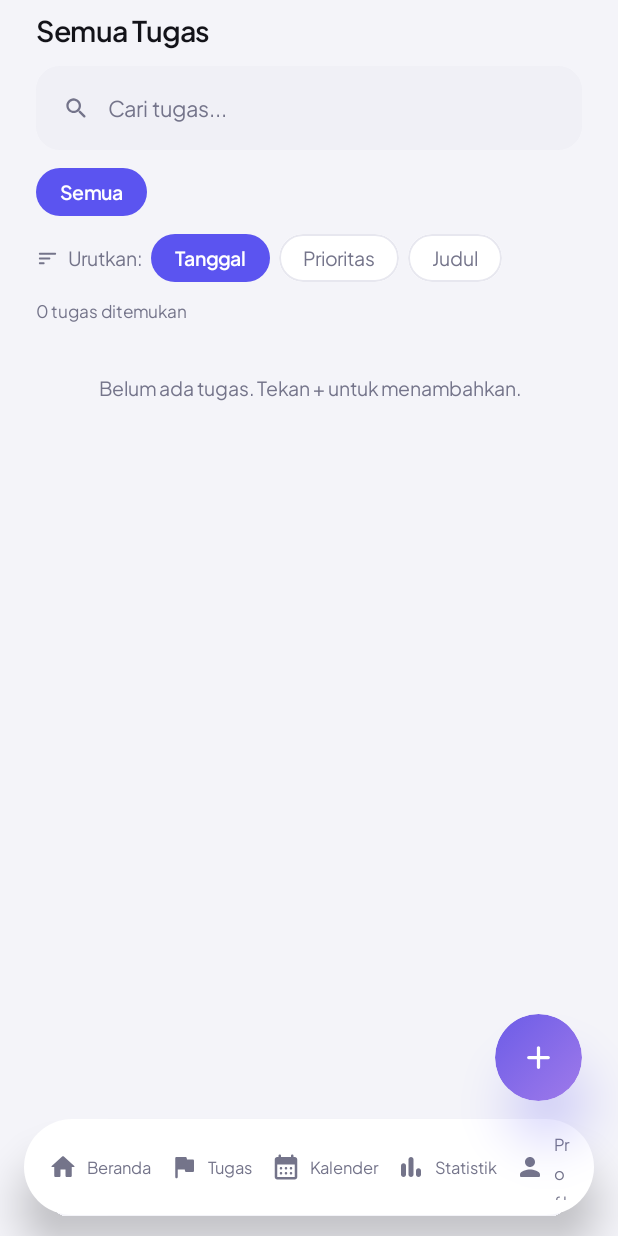
After one commit to lana-jo/TaskKu, an Android app built with Jetpack Compose: the composable TaskListScreen called with empty values, on a phone screen of 412 x 824 dp. The commit adds this screen. Run offline under Robolectric (Android 15) with nearby library versions, the phone set to English and light mode, and no system bars; our stand-ins replace Compose Multiplatform resources.

Commit message:
feat(#3): layar Semua Tugas — pencarian, filter kategori, urutkan (tanggal/prioritas/judul), tab baru di dock & sidebar desktop; FieldBox dapat ikon leading

```diff
--- a/composeApp/src/commonMain/kotlin/com/taskku/ui/Components.kt
+++ b/composeApp/src/commonMain/kotlin/com/taskku/ui/Components.kt
@@ -359,6 +359,7 @@ fun ProgressCard(pct: Int, done: Int, total: Int, note: String, modifier: Modifi
 
 private val dockItems = listOf(
     "Beranda" to Icons.Rounded.Home,
+    "Tugas" to Icons.Rounded.Flag,
     "Kalender" to Icons.Rounded.CalendarMonth,
     "Statistik" to Icons.Rounded.BarChart,
     "Profil" to Icons.Rounded.Person,
@@ -465,6 +466,7 @@ fun FieldBox(
     placeholder: String,
     modifier: Modifier = Modifier,
     height: Dp = 56.dp,
+    leading: (@Composable () -> Unit)? = null,
     trailing: (@Composable () -> Unit)? = null,
 ) {
     val colors = LocalTaskKuColors.current
@@ -477,6 +479,10 @@ fun FieldBox(
             .background(colors.surface2)
             .padding(horizontal = 18.dp),
     ) {
+        if (leading != null) {
+            leading()
+            Spacer(Modifier.width(12.dp))
+        }
         Box(Modifier.weight(1f)) {
             if (value.isEmpty()) {
                 Text(placeholder, style = txt.body, color = colors.textMuted)
--- a/composeApp/src/commonMain/kotlin/com/taskku/ui/DesktopChrome.kt
+++ b/composeApp/src/commonMain/kotlin/com/taskku/ui/DesktopChrome.kt
@@ -21,6 +21,7 @@ import androidx.compose.material.icons.automirrored.rounded.Logout
 import androidx.compose.material.icons.rounded.BarChart
 import androidx.compose.material.icons.rounded.CalendarMonth
 import androidx.compose.material.icons.rounded.Check
+import androidx.compose.material.icons.rounded.Flag
 import androidx.compose.material.icons.rounded.ChevronRight
 import androidx.compose.material.icons.rounded.Home
 import androidx.compose.material.icons.rounded.Person
@@ -46,6 +47,7 @@ import com.taskku.theme.LocalTaskKuText
 
 private val sideNavItems = listOf(
     "Beranda" to Icons.Rounded.Home,
+    "Tugas" to Icons.Rounded.Flag,
     "Kalender" to Icons.Rounded.CalendarMonth,
     "Statistik" to Icons.Rounded.BarChart,
 )
--- /dev/null
+++ b/composeApp/src/commonMain/kotlin/com/taskku/ui/screens/TaskListScreen.kt
@@ -0,0 +1,177 @@
+package com.taskku.ui.screens
+
+import androidx.compose.foundation.background
+import androidx.compose.foundation.clickable
+import androidx.compose.foundation.horizontalScroll
+import androidx.compose.foundation.layout.Arrangement
+import androidx.compose.foundation.layout.Box
+import androidx.compose.foundation.layout.Column
+import androidx.compose.foundation.layout.Row
+import androidx.compose.foundation.layout.Spacer
+import androidx.compose.foundation.layout.fillMaxSize
+import androidx.compose.foundation.layout.fillMaxWidth
+import androidx.compose.foundation.layout.height
+import androidx.compose.foundation.layout.padding
+import androidx.compose.foundation.layout.size
+import androidx.compose.foundation.layout.width
+import androidx.compose.foundation.rememberScrollState
+import androidx.compose.foundation.shape.RoundedCornerShape
+import androidx.compose.foundation.verticalScroll
+import androidx.compose.material.icons.Icons
+import androidx.compose.material.icons.rounded.Close
+import androidx.compose.material.icons.rounded.Search
+import androidx.compose.material.icons.rounded.Sort
+import androidx.compose.material3.Icon
+import androidx.compose.material3.Text
+import androidx.compose.runtime.Composable
+import androidx.compose.runtime.getValue
+import androidx.compose.runtime.mutableStateOf
+import androidx.compose.runtime.remember
+import androidx.compose.runtime.setValue
+import androidx.compose.ui.Alignment
+import androidx.compose.ui.Modifier
+import androidx.compose.ui.draw.clip
+import androidx.compose.ui.graphics.Color
+import androidx.compose.ui.text.font.FontWeight
+import androidx.compose.ui.unit.dp
+import androidx.compose.ui.unit.sp
+import com.taskku.data.Categories
+import com.taskku.data.Priorities
+import com.taskku.data.Task
+import com.taskku.data.TaskRepository
+import com.taskku.theme.LocalTaskKuColors
+import com.taskku.theme.LocalTaskKuText
+import com.taskku.ui.DockBar
+import com.taskku.ui.FabButton
+import com.taskku.ui.FieldBox
+import com.taskku.ui.TaskCard
+import com.taskku.ui.TaskKuChip
+
+private enum class SortMode(val label: String) {
+    Tanggal("Tanggal"), Prioritas("Prioritas"), Judul("Judul"),
+}
+
+@Composable
+fun TaskListScreen(
+    tab: String,
+    onTabChange: (String) -> Unit,
+    onAdd: () -> Unit,
+    onOpenTask: (Int) -> Unit,
+) {
+    val colors = LocalTaskKuColors.current
+    val txt = LocalTaskKuText.current
+    var query by remember { mutableStateOf("") }
+    var categoryFilter by remember { mutableStateOf<String?>(null) } // null = Semua
+    var sortMode by remember { mutableStateOf(SortMode.Tanggal) }
+
+    val results = remember(query, categoryFilter, sortMode) {
+        val base = TaskRepository.tasks.filter { task ->
+            (query.isBlank() || task.title.contains(query, ignoreCase = true)) &&
+                (categoryFilter == null || task.category.label == categoryFilter)
+        }
+        when (sortMode) {
+            SortMode.Tanggal -> base.sortedWith(
+                compareBy({ it.date }, { it.time }),
+            )
+            SortMode.Prioritas -> base.sortedWith(
+                compareByDescending<Task> { Priorities.all.indexOfFirst { p -> p.label == it.priority.label } }
+                    .thenBy { it.time },
+            )
+            SortMode.Judul -> base.sortedWith(compareBy { it.title.lowercase() })
+        }
+    }
+
+    Box(Modifier.fillMaxSize().background(colors.bg)) {
+        Column(
+            verticalArrangement = Arrangement.spacedBy(12.dp),
+            modifier = Modifier
+                .fillMaxSize()
+                .verticalScroll(rememberScrollState())
+                .padding(start = 24.dp, top = 8.dp, end = 24.dp, bottom = 112.dp),
+        ) {
+            Text("Semua Tugas", style = txt.section.copy(fontSize = 19.sp), color = colors.text)
+            FieldBox(
+                value = query,
+                onValueChange = { query = it },
+                placeholder = "Cari tugas...",
+                leading = {
+                    Icon(Icons.Rounded.Search, contentDescription = null, tint = colors.textMuted, modifier = Modifier.size(18.dp))
+                },
+                trailing = if (query.isNotEmpty()) {
+                    {
+                        Icon(
+                            Icons.Rounded.Close,
+                            contentDescription = "Hapus pencarian",
+                            tint = colors.textMuted,
+                            modifier = Modifier
+                                .size(18.dp)
+                                .clickable { query = "" },
+                        )
+                    }
+                } else {
+                    null
+                },
+            )
+            Row(
+                horizontalArrangement = Arrangement.spacedBy(8.dp),
+                modifier = Modifier
+                    .fillMaxWidth()
+                    .horizontalScroll(rememberScrollState()),
+            ) {
+                TaskKuChip("Semua", selected = categoryFilter == null) { categoryFilter = null }
+                Categories.all.forEach { cat ->
+                    TaskKuChip(cat.label, selected = categoryFilter == cat.label) { categoryFilter = cat.label }
+                }
+            }
+            Row(verticalAlignment = Alignment.CenterVertically) {
+                Icon(Icons.Rounded.Sort, contentDescription = null, tint = colors.textMuted, modifier = Modifier.size(15.dp))
+                Spacer(Modifier.width(6.dp))
+                Text("Urutkan:", style = txt.small, color = colors.textMuted)
+                Spacer(Modifier.width(6.dp))
+                SortMode.entries.forEach { mode ->
+                    TaskKuChip(mode.label, selected = sortMode == mode) { sortMode = mode }
+                    Spacer(Modifier.width(6.dp))
+                }
+            }
+            Text(
+                "${results.size} tugas ditemukan",
+                style = txt.small.copy(fontSize = 11.5.sp),
+                color = colors.textMuted,
+            )
+            if (results.isEmpty()) {
+                Text(
+                    if (query.isBlank() && categoryFilter == null) {
+                        "Belum ada tugas. Tekan + untuk menambahkan."
+                    } else {
+                        "Tidak ada tugas yang cocok dengan pencarian atau filter."
+                    },
+                    style = txt.small,
+                    color = colors.textMuted,
+                    modifier = Modifier.fillMaxWidth().padding(top = 24.dp),
+                    textAlign = androidx.compose.ui.text.style.TextAlign.Center,
+                )
+            } else {
+                results.forEach { task ->
+                    TaskCard(
+                        task = task,
+                        onClick = { onOpenTask(task.id) },
+                        onToggle = { TaskRepository.toggleDone(task.id) },
+                    )
+                }
+            }
+        }
+        DockBar(
+            active = tab,
+            onSelect = onTabChange,
+            modifier = Modifier
+                .align(Alignment.BottomCenter)
+                .padding(start = 16.dp, end = 16.dp, bottom = 14.dp),
+        )
+        FabButton(
+            onClick = onAdd,
+            modifier = Modifier
+                .align(Alignment.BottomEnd)
+                .padding(end = 24.dp, bottom = 90.dp),
+        )
+    }
+}
```
Also changed, not shown: composeApp/src/commonMain/kotlin/com/taskku/App.kt (+17 -3 lines).
